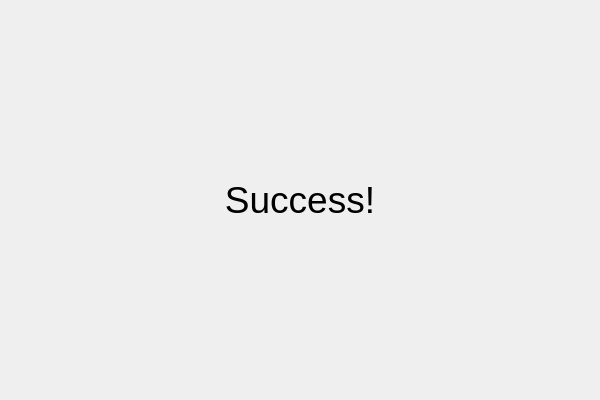
Before: the Qt Designer form frontend/SuccessWidget.ui in katerynabratiuk/ATM, drawn with Qt 5.
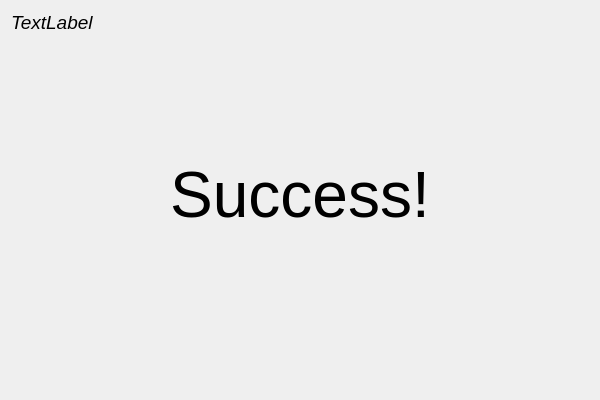
After: the same form once the commit is applied.

```diff
--- a/frontend/SuccessWidget.ui
+++ b/frontend/SuccessWidget.ui
@@ -14,11 +14,27 @@
    <string>SuccessWidget</string>
   </property>
   <layout class="QGridLayout" name="gridLayout">
-   <item row="1" column="1">
+   <item row="3" column="1">
+    <spacer name="verticalSpacer_2">
+     <property name="orientation">
+      <enum>Qt::Orientation::Vertical</enum>
+     </property>
+     <property name="sizeType">
+      <enum>QSizePolicy::Policy::Expanding</enum>
+     </property>
+     <property name="sizeHint" stdset="0">
+      <size>
+       <width>20</width>
+       <height>40</height>
+      </size>
+     </property>
+    </spacer>
+   </item>
+   <item row="2" column="1">
     <widget class="QLabel" name="message">
      <property name="font">
       <font>
-       <pointsize>28</pointsize>
+       <pointsize>48</pointsize>
       </font>
      </property>
      <property name="text">
@@ -29,13 +45,29 @@
      </property>
     </widget>
    </item>
-   <item row="0" column="1">
+   <item row="2" column="2">
+    <spacer name="horizontalSpacer_2">
+     <property name="orientation">
+      <enum>Qt::Orientation::Horizontal</enum>
+     </property>
+     <property name="sizeType">
+      <enum>QSizePolicy::Policy::Preferred</enum>
+     </property>
+     <property name="sizeHint" stdset="0">
+      <size>
+       <width>40</width>
+       <height>20</height>
+      </size>
+     </property>
+    </spacer>
+   </item>
+   <item row="1" column="1">
     <spacer name="verticalSpacer">
      <property name="orientation">
       <enum>Qt::Orientation::Vertical</enum>
      </property>
      <property name="sizeType">
-      <enum>QSizePolicy::Policy::Preferred</enum>
+      <enum>QSizePolicy::Policy::Expanding</enum>
      </property>
      <property name="sizeHint" stdset="0">
       <size>
@@ -45,7 +77,7 @@
      </property>
     </spacer>
    </item>
-   <item row="1" column="0">
+   <item row="2" column="0">
     <spacer name="horizontalSpacer">
      <property name="orientation">
       <enum>Qt::Orientation::Horizontal</enum>
@@ -61,24 +93,21 @@
      </property>
     </spacer>
    </item>
-   <item row="1" column="2">
-    <spacer name="horizontalSpacer_2">
-     <property name="orientation">
-      <enum>Qt::Orientation::Horizontal</enum>
+   <item row="0" column="0" colspan="3">
+    <widget class="QLabel" name="label">
+     <property name="font">
+      <font>
+       <pointsize>14</pointsize>
+       <italic>true</italic>
+      </font>
      </property>
-     <property name="sizeType">
-      <enum>QSizePolicy::Policy::Preferred</enum>
+     <property name="text">
+      <string>TextLabel</string>
      </property>
-     <property name="sizeHint" stdset="0">
-      <size>
-       <width>40</width>
-       <height>20</height>
-      </size>
-     </property>
-    </spacer>
+    </widget>
    </item>
-   <item row="2" column="1">
-    <spacer name="verticalSpacer_2">
+   <item row="4" column="1">
+    <spacer name="verticalSpacer_3">
      <property name="orientation">
       <enum>Qt::Orientation::Vertical</enum>
      </property>
```
